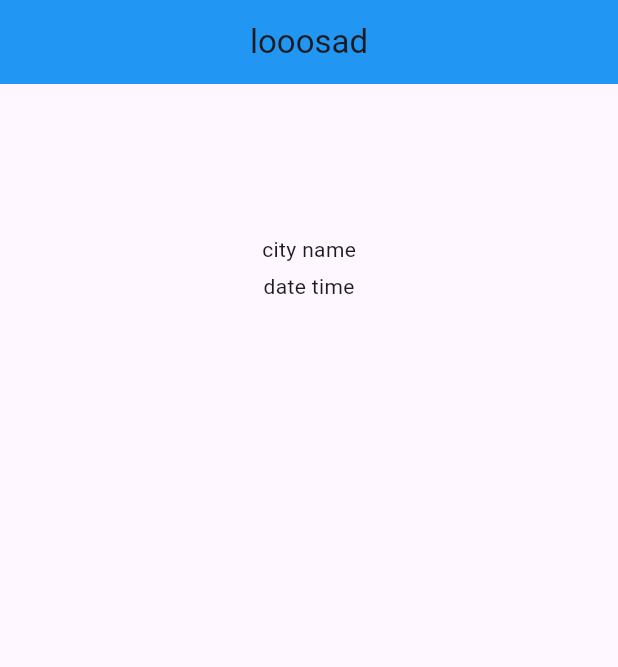
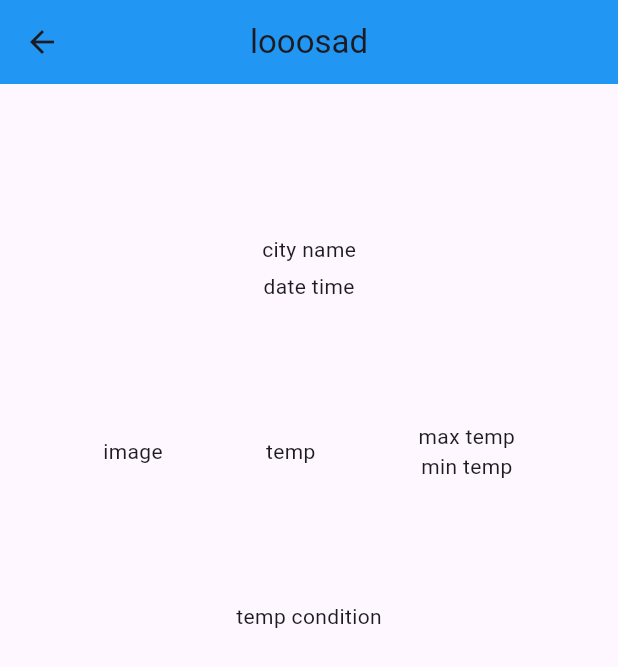
Before and after one commit to AndrewAdell/WeatherCast, a Flutter app: the WeatherDeatailsScreen screen opened directly, on a phone screen of 412 x 824 dp. Shown: the top 667 px of the screen. Run offline on Flutter 3.47's test engine with Material 3 defaults, Android fonts, the phone set to English and light mode, and no system bars; our stand-ins replace dio.

Commit message:
weather services

```diff
--- a/lib/main.dart
+++ b/lib/main.dart
@@ -1,5 +1,6 @@
 import 'package:flutter/material.dart';
 import 'package:weather_app/view/home_screen.dart';
+import 'package:weather_app/view/search_screen.dart';
 import 'package:weather_app/view/weather_details_screen.dart';
 
 void main() {
@@ -19,7 +20,7 @@ class MyApp extends StatelessWidget {
         colorScheme: ColorScheme.fromSeed(seedColor: Colors.deepPurple),
         useMaterial3: true,
       ),
-      home: WeatherDeatailsScreen(),
+      home: SearchScreen(),
       //  HomePage(title: 'Flutter Demo Home Page') ,
     );
   }
--- a/lib/models/weathet_model.dart
+++ b/lib/models/weathet_model.dart
@@ -4,7 +4,7 @@ import 'package:flutter/material.dart';
 
 class WeatherModel {
   String? cityName;
-  double? date;
+  String? date;
   String? image;
   String? weatherCondition;
   double? minTemp;
@@ -20,8 +20,16 @@ class WeatherModel {
       @required this.temp,
       @required this.weatherCondition});
 
-//      factory WeatherModel.fromJsom(json){
-
-// return  WeatherModel(cityName: json, date: date, image: image, maxTemp: maxTemp, minTemp: minTemp, temp: temp, weatherCondition: weatherCondition)
-//      }
+  factory WeatherModel.fromJson(json) {
+    return WeatherModel(
+      cityName: json["location"]["name"],
+      date: json["current"]["last_updated"],
+      image: json["forecast"]["forecastday"][0]["day"]["condition"]["icon"],
+      maxTemp: json["forecast"]["forecastday"][0]["day"]["maxtemp_c"],
+      minTemp: json["forecast"]["forecastday"][0]["day"]["mintemp_c"],
+      temp: json["forecast"]["forecastday"][0]["day"]["avgtemp_c"],
+      weatherCondition: json['forecast']["forecastday"][0]["day"]["condition"]
+          ["text"],
+    );
+  }
 }
--- a/lib/view/weather_details_screen.dart
+++ b/lib/view/weather_details_screen.dart
@@ -1,4 +1,5 @@
 import 'package:flutter/material.dart';
+import 'package:weather_app/services/weather_services.dart';
 
 class WeatherDeatailsScreen extends StatelessWidget {
   const WeatherDeatailsScreen({super.key});
@@ -6,7 +7,7 @@ class WeatherDeatailsScreen extends StatelessWidget {
   @override
   Widget build(BuildContext context) {
     return Scaffold(
-      // backgroundColor: Colors.black,
+      // backgroundColor: Colors.deepPurpleAccent,
       appBar: AppBar(
         backgroundColor: Colors.blue,
         centerTitle: true,
@@ -22,6 +23,33 @@ class WeatherDeatailsScreen extends StatelessWidget {
                 height: 5,
               ),
               Text('date time'),
+              SizedBox(
+                height: 80,
+              ),
+              Center(
+                child: Row(
+                  mainAxisAlignment: MainAxisAlignment.spaceEvenly,
+                  children: [
+                    Text('image'),
+                    // Image(image: AssetImage('')),
+
+                    Text('temp'),
+
+                    Column(
+                      children: [
+                        Text('max temp'),
+                        Text('min temp'),
+                      ],
+                    )
+                  ],
+                ),
+              ),
+              SizedBox(height: 80),
+              Column(
+                children: [
+                  Text('temp condition'),
+                ],
+              )
             ],
           ),
         ),
--- a/pubspec.yaml
+++ b/pubspec.yaml
@@ -30,6 +30,7 @@ environment:
 dependencies:
   flutter:
     sdk: flutter
+  dio: ^5.4.0
 
 
   # The following adds the Cupertino Icons font to your application.
@@ -59,9 +60,8 @@ flutter:
   uses-material-design: true
 
   # To add assets to your application, add an assets section, like this:
-  # assets:
-  #   - images/a_dot_burr.jpeg
-  #   - images/a_dot_ham.jpeg
+  assets:
+    - assets/images/download.png
 
   # An image asset can refer to one or more resolution-specific "variants", see
   # https://flutter.dev/assets-and-images/#resolution-aware
```
Also changed, not shown: lib/services/weather_services.dart (added, +29 -0 lines), lib/view/search_screen.dart (+8 -1 lines), assets/images/download.png (added), pubspec.lock.
